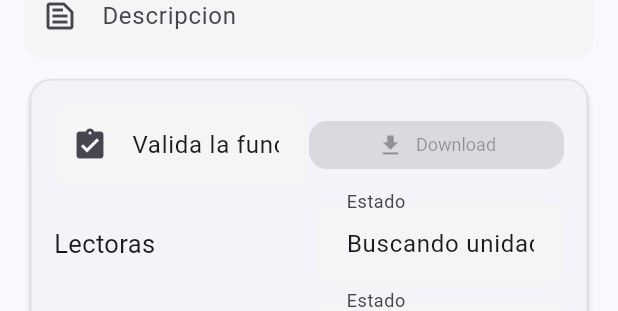
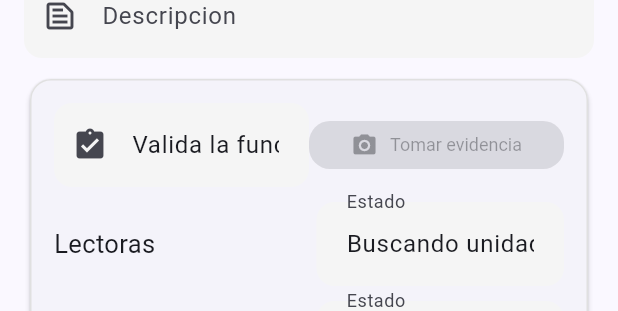
Before and after one commit to danielhp11/installer, a Flutter app: the StartJobTicket widget shown alone on an empty page, opened directly with empty values, on a phone screen of 412 x 824 dp. Shown: the part 455-766 px from the top of the screen. Run offline on Flutter 3.47's test engine with Material 3 defaults, Android fonts, the phone set to English and light mode, and no system bars; drawn by our look-alikes of screenshot; our stand-ins replace image_picker, lottie, shared_preferences; accounts and stored records are empty; network calls fail.

```diff
--- a/lib/view/widget/ticket_job/start_job_ticket.dart
+++ b/lib/view/widget/ticket_job/start_job_ticket.dart
@@ -1,5 +1,6 @@
 import 'package:flutter/material.dart';
 import 'package:provider/provider.dart';
+import 'package:screenshot/screenshot.dart';
 
 import '../../../service/response_service.dart';
 import '../../../service/user_session_service.dart';
@@ -38,10 +39,18 @@ class _StartJobTicket extends State<StartJobTicket> {
     final ButtonStyle styleValidateBtn = ElevatedButton.styleFrom(
         textStyle: const TextStyle(fontSize: 12),
         visualDensity: VisualDensity.compact,
+      backgroundColor: viewModel.isValidateComponent && viewModel.urlImgValidate != null? Colors.green.shade600: Colors.blueAccent.shade400,
+        shape: RoundedRectangleBorder(
+          borderRadius: BorderRadius.circular(14),
+        ),
         padding: EdgeInsets.zero,
     );
 
-    return SafeArea(
+    return Screenshot(
+      controller: viewModel.screenshotController,
+      child: Container(
+        color: Theme.of(context).scaffoldBackgroundColor, // Importante para que el screenshot no salga negro
+        child: SafeArea(
           child: SingleChildScrollView(
             padding: EdgeInsets.only(
               left: 16,
@@ -77,15 +86,18 @@ class _StartJobTicket extends State<StartJobTicket> {
                               const SizedBox(),
                               Expanded(
                                 child: ElevatedButton.icon(
-                              // Aquí es donde vinculamos el estado del ViewModel
                                   onPressed: viewModel.isDownloadEnabled
-                                ? () {
-                                    print("Download pressed");
-                                    // Aquí puedes llamar a una función en tu viewModel si la necesitas
+                                    ? () async {
+                                        await viewModel.takeScreenshotAndSave();
+                                        if (mounted && viewModel.urlImgValidate != null) {
+                                          ScaffoldMessenger.of(context).showSnackBar(
+                                            const SnackBar(content: Text('Evidencia capturada con éxito')),
+                                          );
                                         }
-                                : null, // Si es null, el botón se deshabilita automáticamente
-                              icon: const Icon(Icons.download),
-                              label: const Text("Download"),
+                                      }
+                                    : null,
+                                  icon: Icon(viewModel.isValidateComponent ? Icons.check_circle : Icons.camera_alt),
+                                  label: Text(viewModel.isValidateComponent ? "Evidencia lista" : "Tomar evidencia"),
                                   style: styleValidateBtn,
                                 ),
                               )
@@ -185,6 +197,8 @@ class _StartJobTicket extends State<StartJobTicket> {
               )
             ),
           ),
+        ),
+      ),
     );
   }
 
--- a/pubspec.yaml
+++ b/pubspec.yaml
@@ -22,6 +22,8 @@ dependencies:
   http: ^1.2.0
   shared_preferences: ^2.2.2
   lottie: ^2.7.0
+  screenshot: ^3.0.0
+  path_provider: ^2.1.2
 
 dev_dependencies:
   flutter_test:
```
Also changed, not shown: lib/view/widget/ticket/create_new_ticket_form.dart (+8 -1 lines), lib/viewModel/list_ticket_viewmodel.dart (+108 -9 lines). Lines whose indentation alone changed are shown as unchanged.
